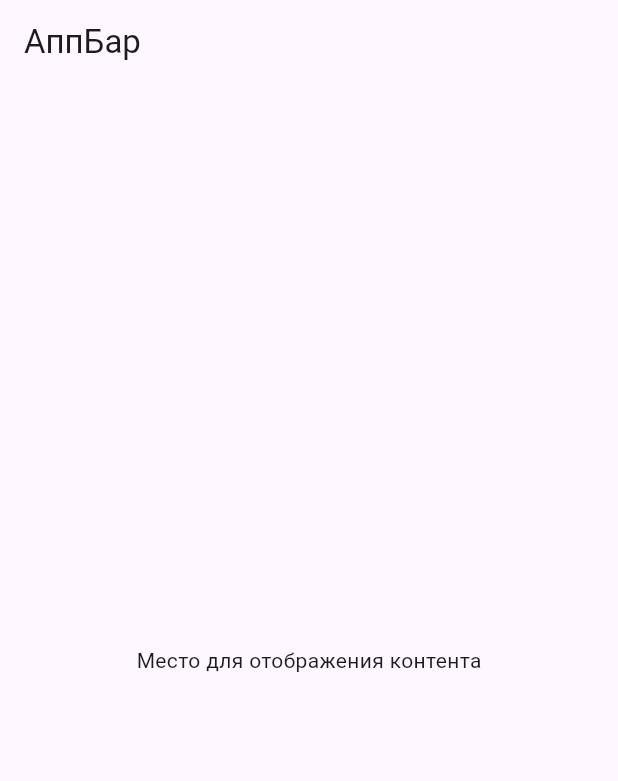
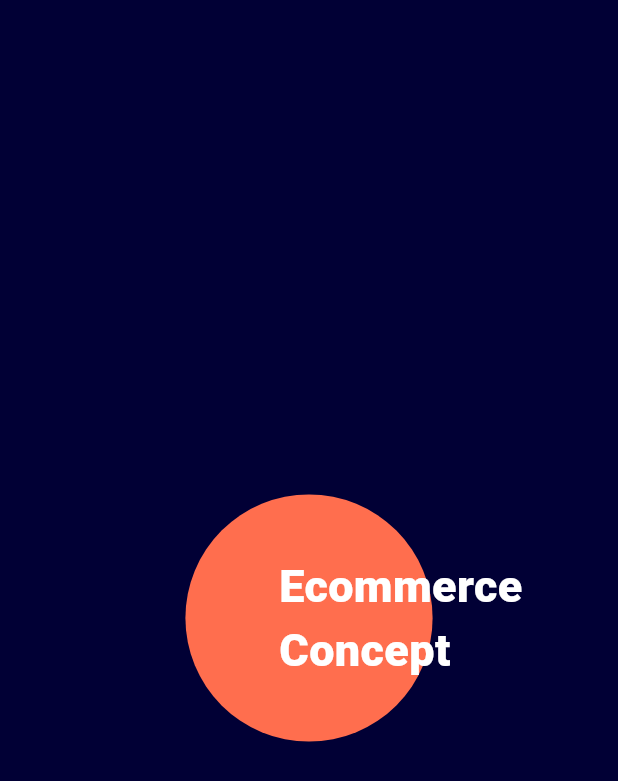
Before and after one commit to MatveevYasha/online-store-application, a Flutter app: the first screen one second after launch, on a phone screen of 412 x 824 dp. Shown: the top 781 px of the screen. Run offline on Flutter 3.47's test engine with Material 2 defaults, Android fonts, the phone set to English and light mode, and no system bars.

Commit message:
add splash screen

```diff
--- a/lib/ui/app.dart
+++ b/lib/ui/app.dart
@@ -1,5 +1,6 @@
 import 'package:flutter/material.dart';
 import 'package:online_store_application/ui/screens/home_screen/home_screen.dart';
+import 'package:online_store_application/ui/screens/splash_screen/splash_screen.dart';
 
 class App extends StatelessWidget {
   const App({super.key});
@@ -13,7 +14,7 @@ class App extends StatelessWidget {
         primarySwatch: Colors.green,
       ),
       debugShowCheckedModeBanner: false,
-      home: const HomeScreen(),
+      home: const SplashScreen(),
     );
   }
 }
--- a/lib/ui/screens/home_screen/home_screen.dart
+++ b/lib/ui/screens/home_screen/home_screen.dart
@@ -12,11 +12,11 @@ class _HomeScreenState extends State<HomeScreen> {
   Widget build(BuildContext context) {
     return Scaffold(
       appBar: AppBar(
-        title: const Text('АппБар'),
+        title: const Text('AppBar'),
       ),
       body: const Center(
         child: Text(
-          'Место для отображения контента',
+          'HomeScreen',
         ),
       ),
     );
--- /dev/null
+++ b/lib/ui/screens/splash_screen/splash_screen.dart
@@ -0,0 +1,62 @@
+import 'package:flutter/material.dart';
+import 'package:online_store_application/ui/screens/home_screen/home_screen.dart';
+
+class SplashScreen extends StatefulWidget {
+  const SplashScreen({Key? key}) : super(key: key);
+
+  @override
+  State<SplashScreen> createState() => _SplashScreenState();
+}
+
+class _SplashScreenState extends State<SplashScreen> {
+  @override
+  void initState() {
+    loading();
+    super.initState();
+  }
+
+  void loading() async {
+    await Future.delayed(const Duration(seconds: 2));
+    // ignore: use_build_context_synchronously
+    Navigator.pushReplacement(
+      context,
+      PageRouteBuilder(
+        pageBuilder: (_, __, ___) => const HomeScreen(),
+        transitionDuration: const Duration(seconds: 1),
+        transitionsBuilder: (_, a, __, c) =>
+            FadeTransition(opacity: a, child: c),
+      ),
+    );
+  }
+
+  @override
+  Widget build(BuildContext context) {
+    return Scaffold(
+      backgroundColor: const Color(0xff010035),
+      body: Center(
+        child: Stack(
+          alignment: AlignmentDirectional.center,
+          children: [
+            Container(
+              width: MediaQuery.of(context).size.width * 0.4,
+              height: MediaQuery.of(context).size.height * 0.4,
+              decoration: const BoxDecoration(
+                  shape: BoxShape.circle, color: Color(0xffFF6E4E)),
+            ),
+            const Padding(
+              padding: EdgeInsets.only(left: 130),
+              child: Text(
+                'Ecommerce \nConcept',
+                style: TextStyle(
+                  fontWeight: FontWeight.w800,
+                  fontSize: 30,
+                  color: Colors.white,
+                ),
+              ),
+            ),
+          ],
+        ),
+      ),
+    );
+  }
+}
```
